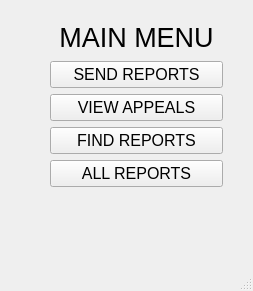
The window that GUI/main_menu.ui (hadasswittow/Final-hackathon) describes before a commit, drawn with Qt 5.
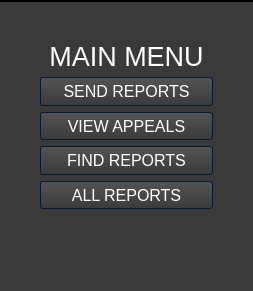
The same window after the commit. Icons and pictures are not drawn.

Commit message: ui files with stylesheets

```diff
--- a/GUI/main_menu.ui
+++ b/GUI/main_menu.ui
@@ -13,12 +13,1002 @@
   <property name="windowTitle">
    <string>MainWindow</string>
   </property>
+  <property name="styleSheet">
+   <string notr="true">/*Copyright (c) DevSec Studio. All rights reserved.
+
+MIT License
+
+Permission is hereby granted, free of charge, to any person obtaining a copy
+of this software and associated documentation files (the &quot;Software&quot;), to deal
+in the Software without restriction, including without limitation the rights
+to use, copy, modify, merge, publish, distribute, sublicense, and/or sell
+copies of the Software, and to permit persons to whom the Software is
+furnished to do so, subject to the following conditions:
+
+The above copyright notice and this permission notice shall be included in all
+copies or substantial portions of the Software.
+
+THE SOFTWARE IS PROVIDED *AS IS*, WITHOUT WARRANTY OF ANY KIND, EXPRESS OR
+IMPLIED, INCLUDING BUT NOT LIMITED TO THE WARRANTIES OF MERCHANTABILITY,
+FITNESS FOR A PARTICULAR PURPOSE AND NONINFRINGEMENT. IN NO EVENT SHALL THE
+AUTHORS OR COPYRIGHT HOLDERS BE LIABLE FOR ANY CLAIM, DAMAGES OR OTHER
+LIABILITY, WHETHER IN AN ACTION OF CONTRACT, TORT OR OTHERWISE, ARISING FROM,
+OUT OF OR IN CONNECTION WITH THE SOFTWARE OR THE USE OR OTHER DEALINGS IN THE SOFTWARE.
+*/
+
+/*-----QWidget-----*/
+QWidget
+{
+	background-color: #3a3a3a;
+	color: #fff;
+	selection-background-color: #b78620;
+	selection-color: #000;
+
+}
+
+
+/*-----QLabel-----*/
+QLabel
+{
+	background-color: transparent;
+	color: #fff;
+
+}
+
+
+/*-----QMenuBar-----*/
+QMenuBar 
+{
+	background-color: qlineargradient(spread:repeat, x1:1, y1:0, x2:1, y2:1, stop:0 rgba(57, 57, 57, 255),stop:1 rgba(50, 50, 50, 255));
+	border: 1px solid #000;
+	color: #fff;
+
+}
+
+
+QMenuBar::item 
+{
+	background-color: transparent;
+
+}
+
+
+QMenuBar::item:selected 
+{
+	background-color: rgba(183, 134, 32, 20%);
+	border: 1px solid #b78620;
+	color: #fff;
+
+}
+
+
+QMenuBar::item:pressed 
+{
+	background-color: rgb(183, 134, 32);
+	border: 1px solid #b78620;
+	color: #fff;
+
+}
+
+
+/*-----QMenu-----*/
+QMenu
+{
+    background-color: qlineargradient(spread:repeat, x1:1, y1:0, x2:1, y2:1, stop:0 rgba(57, 57, 57, 255),stop:1 rgba(50, 50, 50, 255));
+    border: 1px solid #222;
+    padding: 4px;
+	color: #fff;
+
+}
+
+
+QMenu::item
+{
+    background-color: transparent;
+    padding: 2px 20px 2px 20px;
+
+}
+
+
+QMenu::separator
+{
+   	background-color: rgb(183, 134, 32);
+	height: 1px;
+
+}
+
+
+QMenu::item:disabled
+{
+    color: #555;
+    background-color: transparent;
+    padding: 2px 20px 2px 20px;
+
+}
+
+
+QMenu::item:selected
+{
+	background-color: rgba(183, 134, 32, 20%);
+	border: 1px solid #b78620;
+	color: #fff;
+
+}
+
+
+/*-----QToolBar-----*/
+QToolBar
+{
+	background-color: qlineargradient(spread:repeat, x1:1, y1:0, x2:1, y2:1, stop:0 rgba(69, 69, 69, 255),stop:1 rgba(58, 58, 58, 255));
+	border-top: none;
+	border-bottom: 1px solid #4f4f4f;
+	border-left: 1px solid #4f4f4f;
+	border-right: 1px solid #4f4f4f;
+
+}
+
+
+QToolBar::separator
+{
+	background-color: #2e2e2e;
+	width: 1px;
+
+}
+
+
+/*-----QToolButton-----*/
+QToolButton 
+{
+	background-color: transparent;
+	color: #fff;
+	padding: 5px;
+	padding-left: 8px;
+	padding-right: 8px;
+	margin-left: 1px;
+}
+
+
+QToolButton:hover
+{
+	background-color: rgba(183, 134, 32, 20%);
+	border: 1px solid #b78620;
+	color: #fff;
+	
+}
+
+
+QToolButton:pressed
+{
+	background-color: qlineargradient(spread:repeat, x1:1, y1:0, x2:1, y2:1, stop:0 rgba(57, 57, 57, 255),stop:1 rgba(50, 50, 50, 255));
+	border: 1px solid #b78620;
+
+}
+
+
+QToolButton:checked
+{
+	background-color: qlineargradient(spread:repeat, x1:1, y1:0, x2:1, y2:1, stop:0 rgba(57, 57, 57, 255),stop:1 rgba(50, 50, 50, 255));
+	border: 1px solid #222;
+}
+
+
+/*-----QPushButton-----*/
+QPushButton
+{
+	background-color: qlineargradient(spread:repeat, x1:1, y1:0, x2:1, y2:1, stop:0 rgba(84, 84, 84, 255),stop:1 rgba(59, 59, 59, 255));
+	color: #ffffff;
+	min-width: 80px;
+	border-style: solid;
+	border-width: 1px;
+	border-radius: 3px;
+	border-color: #051a39;
+	padding: 5px;
+
+}
+
+
+QPushButton::flat
+{
+	background-color: transparent;
+	border: none;
+	color: #fff;
+
+}
+
+
+QPushButton::disabled
+{
+	background-color: #404040;
+	color: #656565;
+	border-color: #051a39;
+
+}
+
+
+QPushButton::hover
+{
+	background-color: rgba(183, 134, 32, 20%);
+	border: 1px solid #b78620;
+
+}
+
+
+QPushButton::pressed
+{
+	background-color: qlineargradient(spread:repeat, x1:1, y1:0, x2:1, y2:1, stop:0 rgba(74, 74, 74, 255),stop:1 rgba(49, 49, 49, 255));
+	border: 1px solid #b78620;
+
+}
+
+
+QPushButton::checked
+{
+	background-color: qlineargradient(spread:repeat, x1:1, y1:0, x2:1, y2:1, stop:0 rgba(74, 74, 74, 255),stop:1 rgba(49, 49, 49, 255));
+	border: 1px solid #222;
+
+}
+
+
+/*-----QLineEdit-----*/
+QLineEdit
+{
+	background-color: #131313;
+	color : #eee;
+	border: 1px solid #343434;
+	border-radius: 2px;
+	padding: 3px;
+	padding-left: 5px;
+
+}
+
+
+/*-----QPlainTExtEdit-----*/
+QPlainTextEdit
+{
+	background-color: #131313;
+	color : #eee;
+	border: 1px solid #343434;
+	border-radius: 2px;
+	padding: 3px;
+	padding-left: 5px;
+
+}
+
+
+/*-----QTabBar-----*/
+QTabBar::tab
+{
+	background-color: qlineargradient(spread:repeat, x1:1, y1:0, x2:1, y2:1, stop:0 rgba(84, 84, 84, 255),stop:1 rgba(59, 59, 59, 255));
+	color: #ffffff;
+	border-style: solid;
+	border-width: 1px;
+	border-color: #666;
+	border-bottom: none;
+	padding: 5px;
+	padding-left: 15px;
+	padding-right: 15px;
+
+}
+
+
+QTabWidget::pane 
+{
+	background-color: red;
+	border: 1px solid #666;
+	top: 1px;
+
+}
+
+
+QTabBar::tab:last
+{
+	margin-right: 0; 
+
+}
+
+
+QTabBar::tab:first:!selected
+{
+	background-color: #0c0c0d;
+	margin-left: 0px;
+
+}
+
+
+QTabBar::tab:!selected
+{
+	color: #b1b1b1;
+	border-bottom-style: solid;
+	background-color: #0c0c0d;
+
+}
+
+
+QTabBar::tab:selected
+{
+	margin-bottom: 0px;
+
+}
+
+
+QTabBar::tab:!selected:hover
+{
+	border-top-color: #b78620;
+
+}
+
+
+/*-----QComboBox-----*/
+QComboBox
+{
+    background-color: qlineargradient(spread:repeat, x1:1, y1:0, x2:1, y2:1, stop:0 rgba(84, 84, 84, 255),stop:1 rgba(59, 59, 59, 255));
+    border: 1px solid #000;
+    padding-left: 6px;
+    color: #ffffff;
+    height: 20px;
+
+}
+
+
+QComboBox::disabled
+{
+	background-color: #404040;
+	color: #656565;
+	border-color: #051a39;
+
+}
+
+
+QComboBox:on
+{
+    background-color: #b78620;
+	color: #000;
+
+}
+
+
+QComboBox QAbstractItemView
+{
+    background-color: #383838;
+    color: #ffffff;
+    border: 1px solid black;
+    selection-background-color: #b78620;
+    outline: 0;
+
+}
+
+
+QComboBox::drop-down
+{
+	background-color: qlineargradient(spread:repeat, x1:1, y1:0, x2:1, y2:1, stop:0 rgba(57, 57, 57, 255),stop:1 rgba(50, 50, 50, 255));
+    subcontrol-origin: padding;
+    subcontrol-position: top right;
+    width: 15px;
+    border-left-width: 1px;
+    border-left-color: black;
+    border-left-style: solid; 
+
+}
+
+
+QComboBox::down-arrow
+{
+    image: url(://arrow-down.png);
+    width: 8px;
+    height: 8px;
+}
+
+
+/*-----QSpinBox &amp; QDateTimeEdit-----*/
+QSpinBox,
+QDateTimeEdit 
+{
+    background-color: #131313;
+	color : #eee;
+	border: 1px solid #343434;
+	padding: 3px;
+	padding-left: 5px;
+    border-radius : 2px;
+
+}
+
+
+QSpinBox::up-button, 
+QDateTimeEdit::up-button
+{
+	border-top-right-radius:2px;
+	background-color: #777777;
+    width: 16px; 
+    border-width: 1px;
+
+}
+
+
+QSpinBox::up-button:hover, 
+QDateTimeEdit::up-button:hover
+{
+	background-color: #585858;
+
+}
+
+
+QSpinBox::up-button:pressed, 
+QDateTimeEdit::up-button:pressed
+{
+	background-color: #252525;
+    width: 16px; 
+    border-width: 1px;
+
+}
+
+
+QSpinBox::up-arrow,
+QDateTimeEdit::up-arrow
+{
+    image: url(://arrow-up.png);
+    width: 7px;
+    height: 7px;
+
+}
+
+
+QSpinBox::down-button, 
+QDateTimeEdit::down-button
+{
+	border-bottom-right-radius:2px;
+	background-color: #777777;
+    width: 16px; 
+    border-width: 1px;
+
+}
+
+
+QSpinBox::down-button:hover, 
+QDateTimeEdit::down-button:hover
+{
+	background-color: #585858;
+
+}
+
+
+QSpinBox::down-button:pressed, 
+QDateTimeEdit::down-button:pressed
+{
+	background-color: #252525;
+    width: 16px; 
+    border-width: 1px;
+
+}
+
+
+QSpinBox::down-arrow,
+QDateTimeEdit::down-arrow
+{
+    image: url(://arrow-down.png);
+    width: 7px;
+    height: 7px;
+
+}
+
+
+/*-----QGroupBox-----*/
+QGroupBox 
+{
+    border: 1px solid;
+    border-color: #666666;
+	border-radius: 5px;
+    margin-top: 20px;
+
+}
+
+
+QGroupBox::title  
+{
+    background-color: transparent;
+    color: #eee;
+    subcontrol-origin: margin;
+    padding: 5px;
+	border-top-left-radius: 3px;
+	border-top-right-radius: 3px;
+
+}
+
+
+/*-----QHeaderView-----*/
+QHeaderView::section
+{
+    background-color: qlineargradient(spread:repeat, x1:1, y1:0, x2:1, y2:1, stop:0 rgba(60, 60, 60, 255),stop:1 rgba(50, 50, 50, 255));
+	border: 1px solid #000;
+    color: #fff;
+    text-align: left;
+	padding: 4px;
+	
+}
+
+
+QHeaderView::section:disabled
+{
+    background-color: #525251;
+    color: #656565;
+
+}
+
+
+QHeaderView::section:checked
+{
+    background-color: qlineargradient(spread:repeat, x1:1, y1:0, x2:1, y2:1, stop:0 rgba(60, 60, 60, 255),stop:1 rgba(50, 50, 50, 255));
+    color: #fff;
+
+}
+
+
+QHeaderView::section::vertical::first,
+QHeaderView::section::vertical::only-one
+{
+    border-top: 1px solid #353635;
+
+}
+
+
+QHeaderView::section::vertical
+{
+    border-top: 1px solid #353635;
+
+}
+
+
+QHeaderView::section::horizontal::first,
+QHeaderView::section::horizontal::only-one
+{
+    border-left: 1px solid #353635;
+
+}
+
+
+QHeaderView::section::horizontal
+{
+    border-left: 1px solid #353635;
+
+}
+
+
+QTableCornerButton::section
+{
+    background-color: qlineargradient(spread:repeat, x1:1, y1:0, x2:1, y2:1, stop:0 rgba(60, 60, 60, 255),stop:1 rgba(50, 50, 50, 255));
+	border: 1px solid #000;
+    color: #fff;
+
+}
+
+
+/*-----QTreeWidget-----*/
+QTreeView
+{
+	show-decoration-selected: 1;
+	alternate-background-color: #3a3a3a;
+	selection-color: #fff;
+	background-color: #2d2d2d;
+	border: 1px solid gray;
+	padding-top : 5px;
+	color: #fff;
+	font: 8pt;
+
+}
+
+
+QTreeView::item:selected
+{
+	color:#fff;
+	background-color: #b78620;
+	border-radius: 0px;
+
+}
+
+
+QTreeView::item:!selected:hover
+{
+    background-color: #262626;
+    border: none;
+    color: white;
+
+}
+
+
+QTreeView::branch:has-children:!has-siblings:closed,
+QTreeView::branch:closed:has-children:has-siblings 
+{
+	image: url(://tree-closed.png);
+
+}
+
+
+QTreeView::branch:open:has-children:!has-siblings,
+QTreeView::branch:open:has-children:has-siblings  
+{
+	image: url(://tree-open.png);
+
+}
+
+
+/*-----QListView-----*/
+QListView 
+{
+	background-color: qlineargradient(spread:repeat, x1:1, y1:0, x2:1, y2:1, stop:0 rgba(83, 83, 83, 255),stop:0.293269 rgba(81, 81, 81, 255),stop:0.634615 rgba(79, 79, 79, 255),stop:1 rgba(83, 83, 83, 255));
+    border : none;
+    color: white;
+    show-decoration-selected: 1; 
+    outline: 0;
+	border: 1px solid gray;
+
+}
+
+
+QListView::disabled 
+{
+	background-color: #656565;
+	color: #1b1b1b;
+    border: 1px solid #656565;
+
+}
+
+
+QListView::item 
+{
+	background-color: #2d2d2d;
+    padding: 1px;
+
+}
+
+
+QListView::item:alternate 
+{
+    background-color: #3a3a3a;
+
+}
+
+
+QListView::item:selected 
+{
+	background-color: #b78620;
+	border: 1px solid #b78620;
+	color: #fff;
+
+}
+
+
+QListView::item:selected:!active 
+{
+	background-color: #b78620;
+	border: 1px solid #b78620;
+	color: #fff;
+
+}
+
+
+QListView::item:selected:active 
+{
+	background-color: #b78620;
+	border: 1px solid #b78620;
+	color: #fff;
+
+}
+
+
+QListView::item:hover {
+    background-color: #262626;
+    border: none;
+    color: white;
+
+}
+
+
+/*-----QCheckBox-----*/
+QCheckBox
+{
+	background-color: transparent;
+    color: lightgray;
+	border: none;
+
+}
+
+
+QCheckBox::indicator
+{
+    background-color: #323232;
+    border: 1px solid darkgray;
+    width: 12px;
+    height: 12px;
+
+}
+
+
+QCheckBox::indicator:checked
+{
+    image:url(&quot;./ressources/check.png&quot;);
+	background-color: #b78620;
+    border: 1px solid #3a546e;
+
+}
+
+
+QCheckBox::indicator:unchecked:hover
+{
+	border: 1px solid #b78620; 
+
+}
+
+
+QCheckBox::disabled
+{
+	color: #656565;
+
+}
+
+
+QCheckBox::indicator:disabled
+{
+	background-color: #656565;
+	color: #656565;
+    border: 1px solid #656565;
+
+}
+
+
+/*-----QRadioButton-----*/
+QRadioButton 
+{
+	color: lightgray;
+	background-color: transparent;
+
+}
+
+
+QRadioButton::indicator::unchecked:hover 
+{
+	background-color: lightgray;
+	border: 2px solid #b78620;
+	border-radius: 6px;
+}
+
+
+QRadioButton::indicator::checked 
+{
+	border: 2px solid #b78620;
+	border-radius: 6px;
+	background-color: rgba(183,134,32,20%);  
+	width: 9px; 
+	height: 9px; 
+
+}
+
+
+/*-----QSlider-----*/
+QSlider::groove:horizontal 
+{
+	background-color: transparent;
+	height: 3px;
+
+}
+
+
+QSlider::sub-page:horizontal 
+{
+	background-color: #b78620;
+
+}
+
+
+QSlider::add-page:horizontal 
+{
+	background-color: #131313;
+
+}
+
+
+QSlider::handle:horizontal 
+{
+	background-color: #b78620;
+	width: 14px;
+	margin-top: -6px;
+	margin-bottom: -6px;
+	border-radius: 6px;
+
+}
+
+
+QSlider::handle:horizontal:hover 
+{
+	background-color: #d89e25;
+	border-radius: 6px;
+
+}
+
+
+QSlider::sub-page:horizontal:disabled 
+{
+	background-color: #bbb;
+	border-color: #999;
+
+}
+
+
+QSlider::add-page:horizontal:disabled 
+{
+	background-color: #eee;
+	border-color: #999;
+
+}
+
+
+QSlider::handle:horizontal:disabled 
+{
+	background-color: #eee;
+	border: 1px solid #aaa;
+	border-radius: 3px;
+
+}
+
+
+/*-----QScrollBar-----*/
+QScrollBar:horizontal
+{
+    border: 1px solid #222222;
+    background-color: #3d3d3d;
+    height: 15px;
+    margin: 0px 16px 0 16px;
+
+}
+
+
+QScrollBar::handle:horizontal
+{
+	background-color: qlineargradient(spread:repeat, x1:1, y1:0, x2:1, y2:1, stop:0 rgba(97, 97, 97, 255),stop:1 rgba(90, 90, 90, 255));
+	border: 1px solid #2d2d2d;
+    min-height: 20px;
+
+}
+
+
+QScrollBar::add-line:horizontal
+{
+	background-color: qlineargradient(spread:repeat, x1:1, y1:0, x2:1, y2:1, stop:0 rgba(97, 97, 97, 255),stop:1 rgba(90, 90, 90, 255));
+	border: 1px solid #2d2d2d;
+    width: 15px;
+    subcontrol-position: right;
+    subcontrol-origin: margin;
+
+}
+
+
+QScrollBar::sub-line:horizontal
+{
+	background-color: qlineargradient(spread:repeat, x1:1, y1:0, x2:1, y2:1, stop:0 rgba(97, 97, 97, 255),stop:1 rgba(90, 90, 90, 255));
+	border: 1px solid #2d2d2d;
+    width: 15px;
+    subcontrol-position: left;
+    subcontrol-origin: margin;
+
+}
+
+
+QScrollBar::right-arrow:horizontal
+{
+    image: url(://arrow-right.png);
+    width: 6px;
+    height: 6px;
+
+}
+
+
+QScrollBar::left-arrow:horizontal
+{
+    image: url(://arrow-left.png);
+    width: 6px;
+    height: 6px;
+
+}
+
+
+QScrollBar::add-page:horizontal, QScrollBar::sub-page:horizontal
+{
+    background: none;
+
+}
+
+
+QScrollBar:vertical
+{
+    background-color: #3d3d3d;
+    width: 16px;
+	border: 1px solid #2d2d2d;
+    margin: 16px 0px 16px 0px;
+
+}
+
+
+QScrollBar::handle:vertical
+{
+    background-color: qlineargradient(spread:repeat, x1:1, y1:0, x2:1, y2:1, stop:0 rgba(97, 97, 97, 255),stop:1 rgba(90, 90, 90, 255));
+	border: 1px solid #2d2d2d;
+    min-height: 20px;
+
+}
+
+
+QScrollBar::add-line:vertical
+{
+	background-color: qlineargradient(spread:repeat, x1:1, y1:0, x2:1, y2:1, stop:0 rgba(97, 97, 97, 255),stop:1 rgba(90, 90, 90, 255));
+	border: 1px solid #2d2d2d;
+    height: 15px;
+    subcontrol-position: bottom;
+    subcontrol-origin: margin;
+
+}
+
+
+QScrollBar::sub-line:vertical
+{
+	background-color: qlineargradient(spread:repeat, x1:1, y1:0, x2:1, y2:1, stop:0 rgba(97, 97, 97, 255),stop:1 rgba(90, 90, 90, 255));
+	border: 1px solid #2d2d2d;
+    height: 15px;
+    subcontrol-position: top;
+    subcontrol-origin: margin;
+
+}
+
+
+QScrollBar::up-arrow:vertical
+{
+    image: url(://arrow-up.png);
+    width: 6px;
+    height: 6px;
+
+}
+
+
+QScrollBar::down-arrow:vertical
+{
+    image: url(://arrow-down.png);
+    width: 6px;
+    height: 6px;
+
+}
+
+
+QScrollBar::add-page:vertical, QScrollBar::sub-page:vertical
+{
+    background: none;
+
+}
+
+
+/*-----QProgressBar-----*/
+QProgressBar
+{
+    border: 1px solid #666666;
+    text-align: center;
+	color: #000;
+	font-weight: bold;
+
+}
+
+
+QProgressBar::chunk
+{
+    background-color: #b78620;
+    width: 30px;
+    margin: 0.5px;
+
+}
+
+</string>
+  </property>
   <widget class="QWidget" name="centralwidget">
    <widget class="QWidget" name="verticalLayoutWidget">
     <property name="geometry">
      <rect>
-      <x>50</x>
-      <y>20</y>
+      <x>40</x>
+      <y>40</y>
       <width>173</width>
       <height>167</height>
      </rect>
@@ -96,7 +1086,7 @@
      <x>0</x>
      <y>0</y>
      <width>253</width>
-     <height>21</height>
+     <height>20</height>
     </rect>
    </property>
   </widget>
```
The commit also changes 3 other files.
